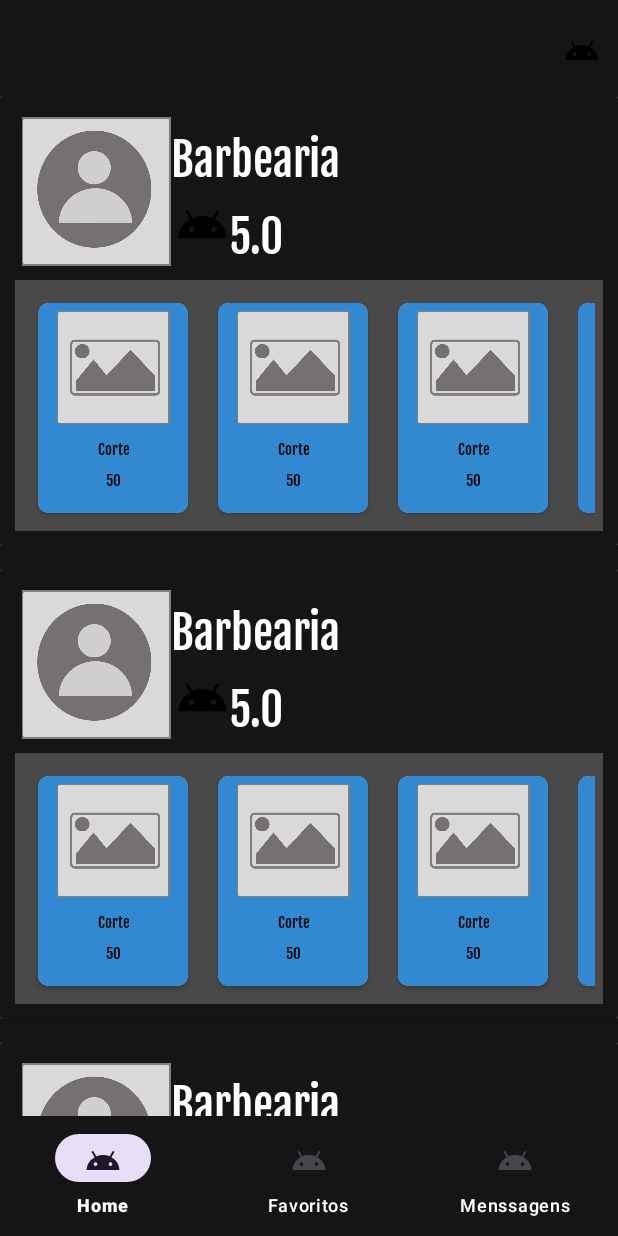
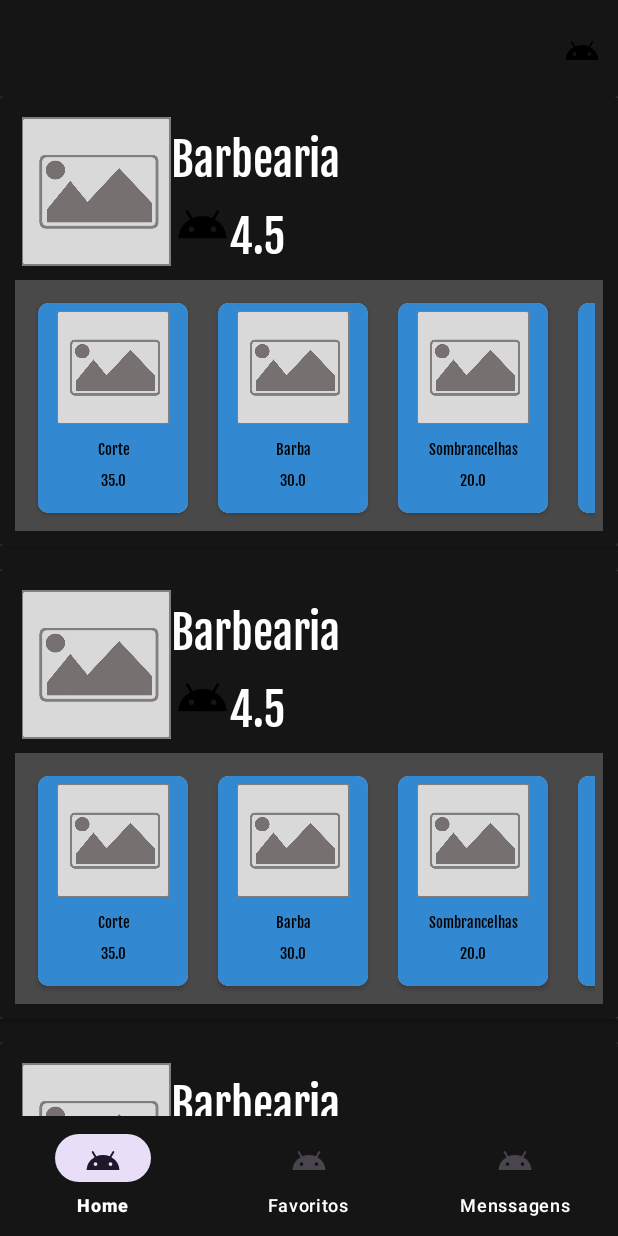
Before and after one commit to tPdru/iService, an Android app: the screen it shows after launch (HomeActivity), on a phone screen of 412 x 824 dp. Run offline under Robolectric (Android 15) with nearby library versions, the phone set to English and light mode, and no system bars.

Commit message:
Ajustes cadastro e contas de exemplo sendo criadas na tella splash.

```diff
--- a/app/src/main/java/br/com/etecia/iservice/AdaptadorModeloCardLoja.java
+++ b/app/src/main/java/br/com/etecia/iservice/AdaptadorModeloCardLoja.java
@@ -12,6 +12,7 @@ import androidx.annotation.NonNull;
 import androidx.recyclerview.widget.LinearLayoutManager;
 import androidx.recyclerview.widget.RecyclerView;
 
+import java.util.ArrayList;
 import java.util.List;
 import java.util.zip.Inflater;
 
@@ -45,7 +46,7 @@ public class AdaptadorModeloCardLoja extends RecyclerView.Adapter<AdaptadorModel
 
         //Configurar o recycleView Interno-------------------------------------------
         ObjCardLoja loja = listaCardLoja.get(position);
-        List<ObjCardServicoPp> lista_servicos = loja.getListaServico();
+        List<ObjCardServicoPp> lista_servicos = new ArrayList<>(loja.getListaServico());
 
         AdaptadorServicoPp adpServicoPp = new AdaptadorServicoPp(context, lista_servicos);
         holder.rec_servicos.setLayoutManager(new LinearLayoutManager(context, LinearLayoutManager.HORIZONTAL, false));
@@ -72,4 +73,10 @@ public class AdaptadorModeloCardLoja extends RecyclerView.Adapter<AdaptadorModel
             rec_servicos = itemView.findViewById(R.id.recModeloCardsLojas);
         }
     }
+
+    //Atualizar lista
+    public void atualizarListaAgendados(List<ObjCardLoja> lista_atualizada){
+        listaCardLoja = lista_atualizada;
+        notifyDataSetChanged();
+    }
 }
--- a/app/src/main/java/br/com/etecia/iservice/CadastrarLojaActivity.java
+++ b/app/src/main/java/br/com/etecia/iservice/CadastrarLojaActivity.java
@@ -30,6 +30,7 @@ public class CadastrarLojaActivity extends AppCompatActivity {
     Button btnFinalizarCadLoja;
     List<TextInputLayout> listElementos;
     boolean lojaFisica;
+    AdaptadorModeloCardLoja adaptadorModeloCardLoja;
 
     //Variáveis de Informação
     TextInputEditText txtCep, txtEstado, txtCidade, txtLogradouro;
@@ -163,6 +164,8 @@ public class CadastrarLojaActivity extends AppCompatActivity {
                                 end
                         );
                         ControllerMaster.getControllerMaster().addLojaPerfil(loja);
+                        ControllerMaster.getControllerMaster().carregarLojas();
+
                         startActivity(new Intent(getApplicationContext(), HomeActivity.class));
                         finish();
                     }
@@ -175,6 +178,7 @@ public class CadastrarLojaActivity extends AppCompatActivity {
                                 nota
                         );
                         ControllerMaster.getControllerMaster().addLojaPerfil(loja);
+
                         startActivity(new Intent(getApplicationContext(), HomeActivity.class));
                         finish();
                     }
@@ -202,4 +206,6 @@ public class CadastrarLojaActivity extends AppCompatActivity {
             return true;
         }
     }
+
+
 }
--- a/app/src/main/java/br/com/etecia/iservice/ControllerMaster.java
+++ b/app/src/main/java/br/com/etecia/iservice/ControllerMaster.java
@@ -10,6 +10,7 @@ public class ControllerMaster {
 
     //Variáveis para controle de informação
     private List<ObjPerfil> listaPerfis = new ArrayList<>();
+    private List<ObjCardLoja> listaLojas = new ArrayList<>();
     private boolean loginOn;
     private int indexConta;
 
@@ -56,6 +57,10 @@ public class ControllerMaster {
         }
     }
 
+    public List<ObjCardLoja> getListaLojas(){
+        return listaLojas;
+    }
+
     //Upgrade Perfil
     public void addLojaPerfil(ObjCardLoja loja){
         listaPerfis.get(indexConta).setMinhaLoja(loja);
@@ -97,4 +102,17 @@ public class ControllerMaster {
     //--------------------------------------------------------------------------}
 
     //metodo de criaçao de objetos para carregar recycleViews com exemplos
+    public void addNovaLojas(ObjPerfil perfil){
+
+    }
+
+    //Recarregando a lista de lojas
+    public void carregarLojas(){
+        listaLojas.clear();
+        for (int i = 0; i < listaPerfis.size(); i++){
+            if (listaPerfis.get(i).isTemLoja()){
+                listaLojas.add(listaPerfis.get(i).getMinhaLoja());
+            }
+        }
+    }
 }
--- a/app/src/main/java/br/com/etecia/iservice/FragmentHome.java
+++ b/app/src/main/java/br/com/etecia/iservice/FragmentHome.java
@@ -33,49 +33,24 @@ public class FragmentHome extends Fragment {
         recHomeLojas = view.findViewById(R.id.recHomeLojas);
 
         //Instancias
-        listaCardLoja = new ArrayList<>();
+        listaCardLoja = new ArrayList<>(ControllerMaster.getControllerMaster().getListaLojas());
         listaServicos = new ArrayList<>();
         adpLojas = new AdaptadorModeloCardLoja(getContext(), listaCardLoja);
 
         //Configurações iniciais---------------------------------------
-        //Adicionando itens para teste
-        listaServicos.add(
-                new ObjCardServicoPp(R.drawable.foto_imagem, "Corte", 50)
-        );
-        listaServicos.add(
-                new ObjCardServicoPp(R.drawable.foto_imagem, "Corte", 50)
-        );
-        listaServicos.add(
-                new ObjCardServicoPp(R.drawable.foto_imagem, "Corte", 50)
-        );
-        listaServicos.add(
-                new ObjCardServicoPp(R.drawable.foto_imagem, "Corte", 50)
-        );
-
-
-
-
-        listaCardLoja.add(
-                new ObjCardLoja(R.drawable.foto_usuario, listaServicos, "Barbearia", 5)
-        );
-        listaCardLoja.add(
-                new ObjCardLoja(R.drawable.foto_usuario, listaServicos, "Barbearia", 5)
-        );
-        listaCardLoja.add(
-                new ObjCardLoja(R.drawable.foto_usuario, listaServicos, "Barbearia", 5)
-        );
-        listaCardLoja.add(
-                new ObjCardLoja(R.drawable.foto_usuario, listaServicos, "Barbearia", 5)
-        );
 
 
         //Configuração RecicleVieww
         recHomeLojas.setLayoutManager(new GridLayoutManager(getContext(), 1));
         recHomeLojas.setAdapter(adpLojas);
 
-
-
-
         return view;
     }
+
+    @Override
+    public void onResume() {
+        super.onResume();
+        listaCardLoja = new ArrayList<>(ControllerMaster.getControllerMaster().getListaLojas());
+        adpLojas.atualizarListaAgendados(listaCardLoja);
+    }
 }
--- a/app/src/main/java/br/com/etecia/iservice/ObjCardServicoPp.java
+++ b/app/src/main/java/br/com/etecia/iservice/ObjCardServicoPp.java
@@ -1,16 +1,26 @@
 package br.com.etecia.iservice;
 
 public class ObjCardServicoPp {
-    int imgServicoPp, txtValorServicoPp;
-    String txtNomeServicoPp;
+    int imgServicoPp;
+    String txtNomeServicoPp, txtDetalhesServicoPp;
+    double txtValorServicoPp;
 
 
-    public ObjCardServicoPp(int imgServicoPp, String txtNomeServicoPp, int txtValorServicoPp) {
+    public ObjCardServicoPp(int imgServicoPp, String txtNomeServicoPp, String txtDetalhesServicoPp, double txtValorServicoPp) {
         this.imgServicoPp = imgServicoPp;
         this.txtNomeServicoPp = txtNomeServicoPp;
+        this.txtDetalhesServicoPp =txtDetalhesServicoPp;
         this.txtValorServicoPp = txtValorServicoPp;
     }
 
+
+    public String getTxtDetalhesServicoPp() {
+        return txtDetalhesServicoPp;
+    }
+
+    public void setTxtDetalhesServicoPp(String txtDetalhesServicoPp) {
+        this.txtDetalhesServicoPp = txtDetalhesServicoPp;
+    }
 
     public int getImgServicoPp() {
         return imgServicoPp;
@@ -28,11 +38,11 @@ public class ObjCardServicoPp {
         this.txtNomeServicoPp = txtNomeServicoPp;
     }
 
-    public int getTxtValorServicoPp() {
+    public double getTxtValorServicoPp() {
         return txtValorServicoPp;
     }
 
-    public void setTxtValorServicoPp(int txtValorServicoPp) {
+    public void setTxtValorServicoPp(double txtValorServicoPp) {
         this.txtValorServicoPp = txtValorServicoPp;
     }
 }
--- a/app/src/main/java/br/com/etecia/iservice/SplashActivity.java
+++ b/app/src/main/java/br/com/etecia/iservice/SplashActivity.java
@@ -9,6 +9,9 @@ import androidx.appcompat.app.AppCompatActivity;
 import androidx.core.graphics.Insets;
 import androidx.core.view.ViewCompat;
 import androidx.core.view.WindowInsetsCompat;
+
+import java.util.ArrayList;
+import java.util.List;
 
 public class SplashActivity extends AppCompatActivity {
 
@@ -29,23 +32,76 @@ public class SplashActivity extends AppCompatActivity {
                 //Definindo que o app não possui conta logada no inicio
                 ControllerMaster.getControllerMaster().setLoginOn(false);
 
-                //Criação de conta teste
-                String email = "teste.barbeiro@exemplo.com";
-                ObjPerfil perfil = new ObjPerfil(
-                        ControllerMaster.getControllerMaster().getCodigoList() +1,
-                        email,
-                        "Neymar Júnior",
-                        "Senha",
-                        "NJ10",
-                        R.drawable.foto_usuario,
-                        false
-                );
-                ControllerMaster.getControllerMaster().criarPerfil(perfil, email);
+                addPerfis("teste1.barbeiro@exemplo.com");
+                addPerfis("teste2.barbeiro@exemplo.com");
+                addPerfis("teste3.barbeiro@exemplo.com");
+                addPerfis("teste4.barbeiro@exemplo.com");
+                addPerfis("teste5.barbeiro@exemplo.com");
 
 
+                ControllerMaster.getControllerMaster().carregarLojas();
                 startActivity(new Intent(getApplicationContext(), HomeActivity.class));
                 finish();
             }
         }, 2000);
+
+        //Adicionar elementos para teste-------------------------------------------
+        //Adicionando Perfis
+
+
+
+    }
+    private void addPerfis(String email){
+        //Criação de conta teste
+
+        ObjCardLoja novaLoja;
+        List<ObjCardServicoPp> listaServicos = new ArrayList<>();
+
+        //Criando serviços
+        ObjCardServicoPp servicoPp = new ObjCardServicoPp(
+                R.drawable.foto_imagem,
+                "Corte",
+                "Qualquer corte mesmo valor",
+                35.00);
+        listaServicos.add(servicoPp);
+
+        servicoPp = new ObjCardServicoPp(
+                R.drawable.foto_imagem,
+                "Barba",
+                "Qualque estilo é o mesmo valor",
+                30.00);
+        listaServicos.add(servicoPp);
+
+        servicoPp = new ObjCardServicoPp(
+                R.drawable.foto_imagem,
+                "Sombrancelhas",
+                "Escolha como quer sua sombrancelha valores não mudão",
+                20.00);
+        listaServicos.add(servicoPp);
+
+        servicoPp = new ObjCardServicoPp(
+                R.drawable.foto_imagem,
+                "Pintura",
+                "Com sua tintura é mais barato",
+                40.00);
+        listaServicos.add(servicoPp);
+
+
+        ObjPerfil perfil = new ObjPerfil(
+                ControllerMaster.getControllerMaster().getCodigoList() + 1,
+                email,
+                "Neymar Júnior",
+                "Senha",
+                "Ney",
+                R.drawable.foto_usuario,
+                true,
+                novaLoja = new ObjCardLoja(
+                        R.drawable.foto_imagem,
+                        listaServicos,
+                        "Barbearia",
+                        4.5)
+        );
+
+        ControllerMaster.getControllerMaster().criarPerfil(perfil, email);
     }
 }
```
